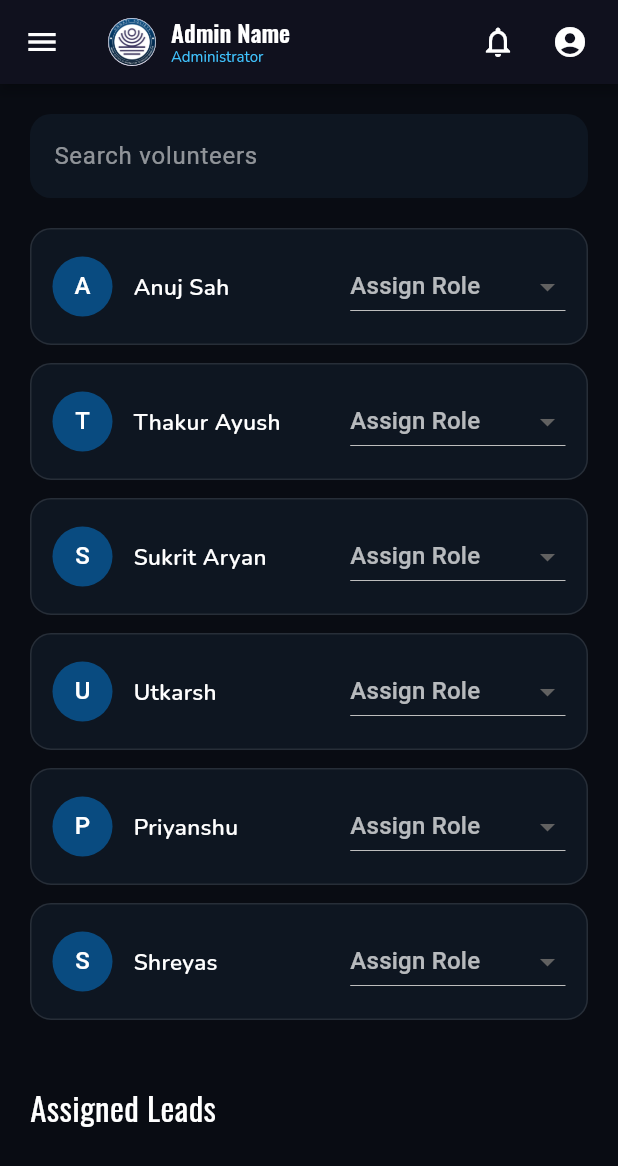
After one commit to App-Dev-Teams/Unnati_Records, a Flutter app: the AdminHomePage screen opened directly, after a tap on "Manage Volunteers", on a phone screen of 412 x 824 dp. The commit adds this screen. Shown: the top 1166 px of the screen. Run offline on Flutter 3.47's test engine with Material 3 defaults, Android fonts, the phone set to English and light mode, and no system bars; our stand-ins replace carousel_slider, curved_labeled_navigation_bar, file_picker, flutter_riverpod, flutter_screenutil, font_awesome_flutter and 5 more; missing offline and left inert: syncfusion_flutter_pdfviewer; accounts and stored records are empty; project files that could hold a hidden picture were left out.

Commit message:
assign leads frontend

```diff
--- /dev/null
+++ b/admin/unnati_admin/lib/features/assign_leads.dart
@@ -0,0 +1,190 @@
+import 'package:flutter/material.dart';
+import 'package:google_fonts/google_fonts.dart';
+import 'package:unnati_admin/features/adminappbar.dart';
+import 'package:unnati_admin/features/leadcard.dart';
+
+class AssignLeadsPage extends StatefulWidget {
+  const AssignLeadsPage({super.key});
+
+  @override
+  State<AssignLeadsPage> createState() => _AssignLeadsPageState();
+}
+
+class _AssignLeadsPageState extends State<AssignLeadsPage> {
+  final TextEditingController searchCtrl = TextEditingController();
+
+  final List<String> roles = [
+    "Finance Lead",
+    "Operations Lead",
+    "Volunteer",
+    "School Lead",
+  ];
+
+  final List<Volunteer> allVolunteers = [
+    Volunteer(name: "Anuj Sah"),
+    Volunteer(name: "Thakur Ayush"),
+    Volunteer(name: "Sukrit Aryan"),
+    Volunteer(name: "Utkarsh"),
+    Volunteer(name: "Priyanshu"),
+    Volunteer(name: "Shreyas"),
+  ];//isko replace krna hai mongodb se ane wali list se
+
+  List<Volunteer> searchResults = [];
+  List<Volunteer> leads = [];
+
+  @override
+  void initState() {
+    super.initState();
+    searchResults = List.from(allVolunteers);
+  }
+
+  void onSearch(String query) {
+    setState(() {
+      searchResults = allVolunteers
+          .where((v) =>
+              v.name.toLowerCase().contains(query.toLowerCase()) &&
+              !leads.contains(v))
+          .toList();
+    });
+  }
+
+  void assignRole(Volunteer v, String role) {
+    setState(() {
+      v.role = role;
+      leads.add(v);
+      searchResults.remove(v);
+    });
+  }
+
+  void deleteLead(Volunteer v) {
+    setState(() {
+      leads.remove(v);
+      v.role = "";
+      searchResults.add(v);
+    });
+  }
+
+  void editLead(Volunteer v) {
+    setState(() {
+      leads.remove(v);
+      searchResults.add(v);
+    });
+  }
+
+  @override
+  Widget build(BuildContext context) {
+    return Scaffold(
+      backgroundColor: const Color.fromARGB(255, 9, 12, 19),
+      appBar: AdminAppBar(name: "Admin Name", imageName: "unnatiLogoColourFix.png"),
+      body: SingleChildScrollView(
+        padding: const EdgeInsets.all(20),
+        child: Column(
+          crossAxisAlignment: CrossAxisAlignment.start,
+          children: [
+
+            TextField(
+              controller: searchCtrl,
+              onChanged: onSearch,
+              style: const TextStyle(color: Colors.white),
+              decoration: InputDecoration(
+                hintText: "Search volunteers",
+                hintStyle: const TextStyle(color: Colors.white54),
+                filled: true,
+                fillColor: const Color.fromARGB(255, 14, 22, 33),
+                border: OutlineInputBorder(
+                  borderRadius: BorderRadius.circular(14),
+                  borderSide: BorderSide.none,
+                ),
+              ),
+            ),
+
+            const SizedBox(height: 20),
+
+            ...searchResults.map((v) {
+              return Container(
+                margin: const EdgeInsets.only(bottom: 12),
+                padding: const EdgeInsets.all(14),
+                decoration: BoxDecoration(
+                  borderRadius: BorderRadius.circular(14),
+                  color: const Color.fromARGB(255, 14, 22, 33),
+                  border: Border.all(color: Colors.white10),
+                ),
+                child: Row(
+                  children: [
+                    CircleAvatar(
+                      backgroundColor:
+                          const Color.fromARGB(255, 9, 75, 128),
+                      child: Text(
+                        v.name[0],
+                        style: const TextStyle(color: Colors.white),
+                      ),
+                    ),
+                    const SizedBox(width: 14),
+                    Expanded(
+                      child: Text(
+                        v.name,
+                        style: GoogleFonts.nunito(
+                          color: Colors.white,
+                          fontSize: 15,
+                          fontWeight: FontWeight.w600,
+                        ),
+                      ),
+                    ),
+                    DropdownButton<String>(
+                      dropdownColor:
+                          const Color.fromARGB(255, 14, 22, 33),
+                      hint: const Text(
+                        "Assign Role",
+                        style: TextStyle(color: Colors.white70),
+                      ),
+                      items: roles.map((r) {
+                        return DropdownMenuItem(
+                          value: r,
+                          child: Text(
+                            r,
+                            style:
+                                const TextStyle(color: Colors.white),
+                          ),
+                        );
+                      }).toList(),
+                      onChanged: (val) {
+                        if (val != null) assignRole(v, val);
+                      },
+                    ),
+                  ],
+                ),
+              );
+            }),
+
+            const SizedBox(height: 30),
+
+            Text(
+              "Assigned Leads",
+              style: GoogleFonts.oswald(
+                fontSize: 22,
+                color: Colors.white,
+              ),
+            ),
+
+            const SizedBox(height: 14),
+
+            ...leads.map((v) {
+              return LeadCard(
+                name: v.name,
+                role: v.role,
+                onDelete: () => deleteLead(v),
+                onEdit: () => editLead(v),
+              );
+            }),
+          ],
+        ),
+      ),
+    );
+  }
+}
+class Volunteer {
+  final String name;
+  String role;
+
+  Volunteer({required this.name, this.role = ""});
+}
--- /dev/null
+++ b/admin/unnati_admin/lib/features/leadcard.dart
@@ -0,0 +1,72 @@
+import 'package:flutter/material.dart';
+import 'package:google_fonts/google_fonts.dart';
+class LeadCard extends StatelessWidget {
+  final String name;
+  final String role;
+  final VoidCallback onDelete;
+  final VoidCallback onEdit;
+
+  const LeadCard({
+    required this.name,
+    required this.role,
+    required this.onDelete,
+    required this.onEdit,
+  });
+
+  @override
+  Widget build(BuildContext context) {
+    return Container(
+      margin: const EdgeInsets.only(bottom: 12),
+      padding: const EdgeInsets.symmetric(horizontal: 16, vertical: 14),
+      decoration: BoxDecoration(
+        borderRadius: BorderRadius.circular(14),
+        color: const Color.fromARGB(255, 14, 22, 33),
+        border: Border.all(color: Colors.white10),
+      ),
+      child: Row(
+        children: [
+          CircleAvatar(
+            backgroundColor: const Color.fromARGB(255, 9, 75, 128),
+            child: Text(
+              name[0],
+              style: const TextStyle(color: Colors.white),
+            ),
+          ),
+          const SizedBox(width: 14),
+          Expanded(
+            child: Column(
+              crossAxisAlignment: CrossAxisAlignment.start,
+              children: [
+                Text(
+                  name,
+                  style: GoogleFonts.nunito(
+                    fontSize: 15,
+                    color: Colors.white,
+                    fontWeight: FontWeight.w600,
+                  ),
+                ),
+                const SizedBox(height: 2),
+                Text(
+                  role,
+                  style: GoogleFonts.nunito(
+                    fontSize: 13,
+                    color: Colors.white70,
+                  ),
+                ),
+              ],
+            ),
+          ),
+          IconButton(
+            icon: const Icon(Icons.edit, color: Colors.white70),
+            onPressed: onEdit,
+          ),
+          IconButton(
+            icon:
+                const Icon(Icons.delete_outline, color: Colors.redAccent),
+            onPressed: onDelete,
+          ),
+        ],
+      ),
+    );
+  }
+}
--- a/admin/unnati_admin/lib/main.dart
+++ b/admin/unnati_admin/lib/main.dart
@@ -19,7 +19,7 @@ class MyApp extends StatelessWidget {
       builder: (context, child) {
         return MaterialApp(
           debugShowCheckedModeBanner: false,
-          home: const AdminHomePage(),
+          home: const LoginPage(),
         );
       },
     );
```
Also changed, not shown: admin/unnati_admin/lib/features/admin_homescreen.dart (+84 -67 lines), admin/unnati_admin/lib/features/auth/login_page.dart (+44 -11 lines), client/unnati_app/pubspec.lock, 1 other file.
